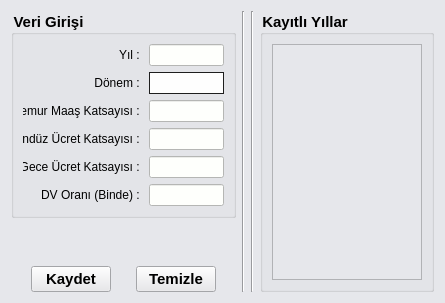
Qt form add_database.ui (halitmusa/EkDers) before a commit.
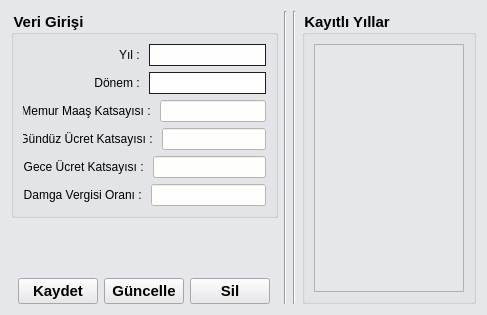
The same form after that commit. Icons and pictures are not drawn.

```diff
--- a/add_database.ui
+++ b/add_database.ui
@@ -6,8 +6,8 @@
    <rect>
     <x>0</x>
     <y>0</y>
-    <width>445</width>
-    <height>303</height>
+    <width>487</width>
+    <height>315</height>
    </rect>
   </property>
   <property name="font">
@@ -489,7 +489,7 @@
                </widget>
               </item>
               <item>
-               <widget class="QLineEdit" name="le_year"/>
+               <widget class="QComboBox" name="cmb_year"/>
               </item>
              </layout>
             </item>
@@ -596,7 +596,7 @@
                  </size>
                 </property>
                 <property name="text">
-                 <string>DV Oranı (Binde) : </string>
+                 <string>Damga Vergisi Oranı : </string>
                 </property>
                 <property name="alignment">
                  <set>Qt::AlignRight|Qt::AlignTrailing|Qt::AlignVCenter</set>
@@ -649,22 +649,16 @@
           </widget>
          </item>
          <item>
-          <spacer name="horizontalSpacer_2">
-           <property name="orientation">
-            <enum>Qt::Horizontal</enum>
+          <widget class="QPushButton" name="btn_update">
+           <property name="text">
+            <string>Güncelle</string>
            </property>
-           <property name="sizeHint" stdset="0">
-            <size>
-             <width>40</width>
-             <height>20</height>
-            </size>
-           </property>
-          </spacer>
+          </widget>
          </item>
          <item>
           <widget class="QPushButton" name="btn_clear">
            <property name="text">
-            <string>Temizle</string>
+            <string>Sil</string>
            </property>
           </widget>
          </item>
```
Left out of the diff: 2 changed lines with no effect on the pictures.
